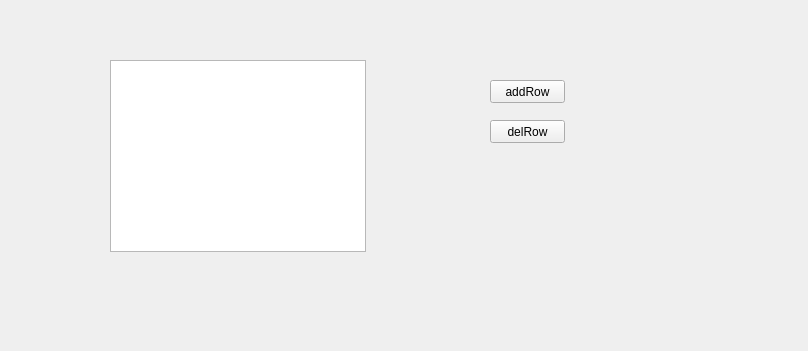
Old version of the form tests_/gui/calls/simulationtree/modeltest.ui in the repository feslima/metacontrol.
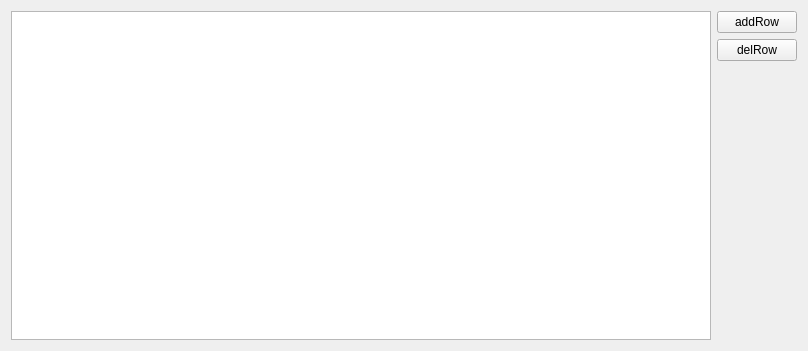
New version of the form.

```diff
--- a/tests_/gui/calls/simulationtree/modeltest.ui
+++ b/tests_/gui/calls/simulationtree/modeltest.ui
@@ -13,42 +13,29 @@
   <property name="windowTitle">
    <string>Form</string>
   </property>
+  <layout class="QGridLayout" name="gridLayout">
+   <item row="0" column="0" rowspan="3">
   <widget class="QTableView" name="tableView">
-   <property name="geometry">
-    <rect>
-     <x>110</x>
-     <y>60</y>
-     <width>256</width>
-     <height>192</height>
-    </rect>
-   </property>
-  </widget>
+     <property name="editTriggers">
+      <set>QAbstractItemView::DoubleClicked</set>
+     </property>
+    </widget>
+   </item>
+   <item row="0" column="1">
   <widget class="QPushButton" name="addRowPushButton">
-   <property name="geometry">
-    <rect>
-     <x>490</x>
-     <y>80</y>
-     <width>75</width>
-     <height>23</height>
-    </rect>
-   </property>
    <property name="text">
     <string>addRow</string>
    </property>
   </widget>
+   </item>
+   <item row="1" column="1">
   <widget class="QPushButton" name="removeRowPushButton">
-   <property name="geometry">
-    <rect>
-     <x>490</x>
-     <y>120</y>
-     <width>75</width>
-     <height>23</height>
-    </rect>
-   </property>
    <property name="text">
     <string>delRow</string>
    </property>
   </widget>
+   </item>
+  </layout>
  </widget>
  <resources/>
  <connections/>
```
Lines whose indentation alone changed are shown as unchanged.
